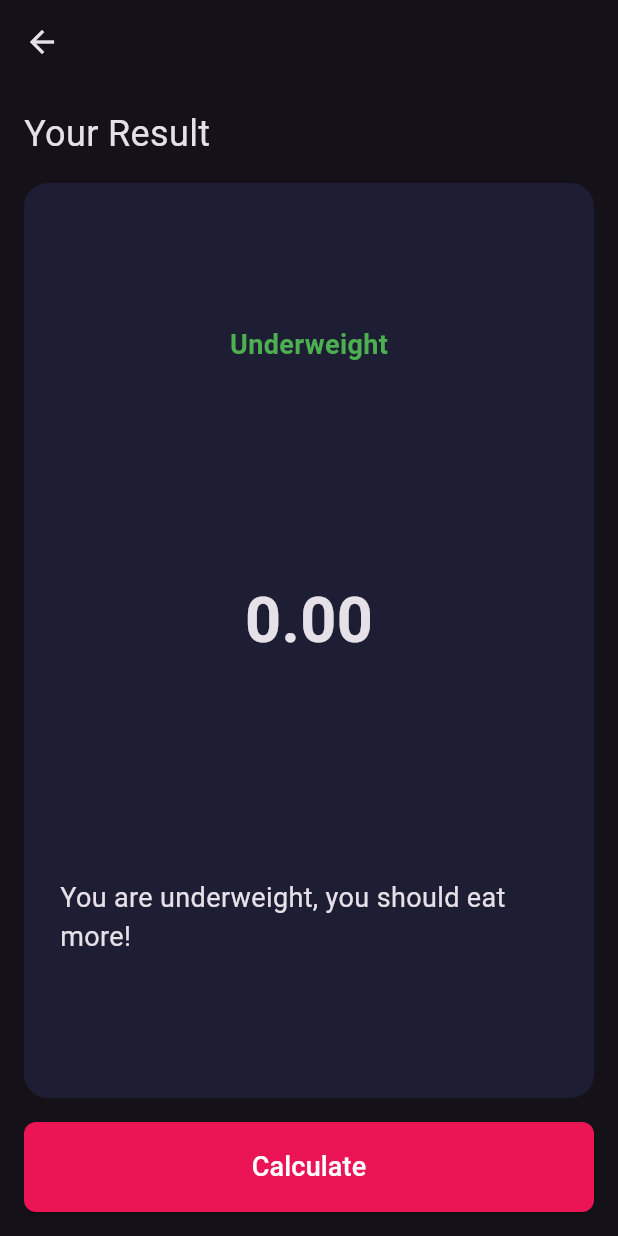
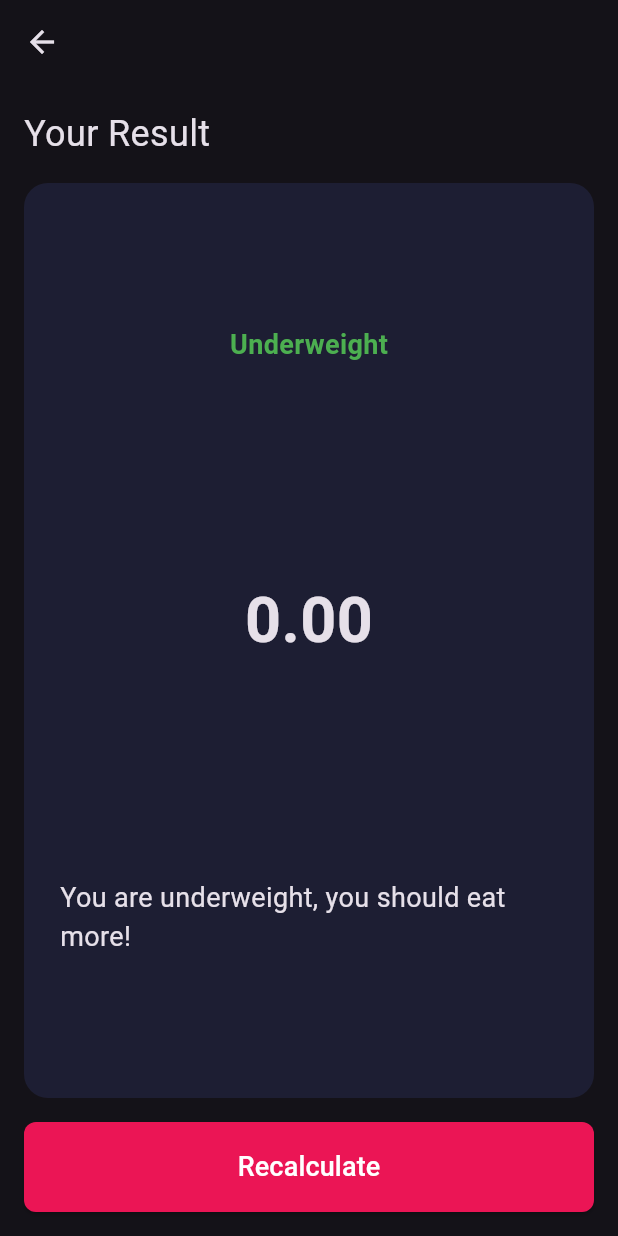
Before and after one commit to mohammed-mustafa1/BMI-GO, a Flutter app: the ResultScreen screen opened directly with empty values, on a phone screen of 412 x 824 dp. Run offline on Flutter 3.47's test engine with Material 3 defaults, Android fonts, the phone set to English and light mode, and no system bars.

Commit message:
custombutton edit

```diff
--- a/lib/screens/home_screen/widgets/custom_button.dart
+++ b/lib/screens/home_screen/widgets/custom_button.dart
@@ -4,8 +4,10 @@ class CustomButton extends StatelessWidget {
   const CustomButton({
     super.key,
     required this.onTap,
+    required this.text,
   });
   final Function()? onTap;
+  final String text;
   @override
   Widget build(BuildContext context) {
     return SizedBox(
@@ -19,7 +21,7 @@ class CustomButton extends StatelessWidget {
           ),
           onPressed: onTap,
           child: Text(
-            'Calculate',
+            text,
             style: TextStyle(fontSize: 18, color: Colors.white),
           )),
     );
--- a/lib/screens/home_screen/widgets/home_body.dart
+++ b/lib/screens/home_screen/widgets/home_body.dart
@@ -92,6 +92,7 @@ class _HomeBodyState extends State<HomeBody> {
           SizedBox(height: 16),
           // Calculate Button
           CustomButton(
+            text: 'Calculate',
             onTap: () {
               double bmi = weight / ((height / 100) * (height / 100));
               Navigator.push(
--- a/lib/screens/result_screen/widgets/result_budy.dart
+++ b/lib/screens/result_screen/widgets/result_budy.dart
@@ -49,6 +49,7 @@ class ResultBody extends StatelessWidget {
           ),
           SizedBox(height: 16),
           CustomButton(
+            text: 'Recalculate',
             onTap: () {
               Navigator.pop(context);
             },
```
